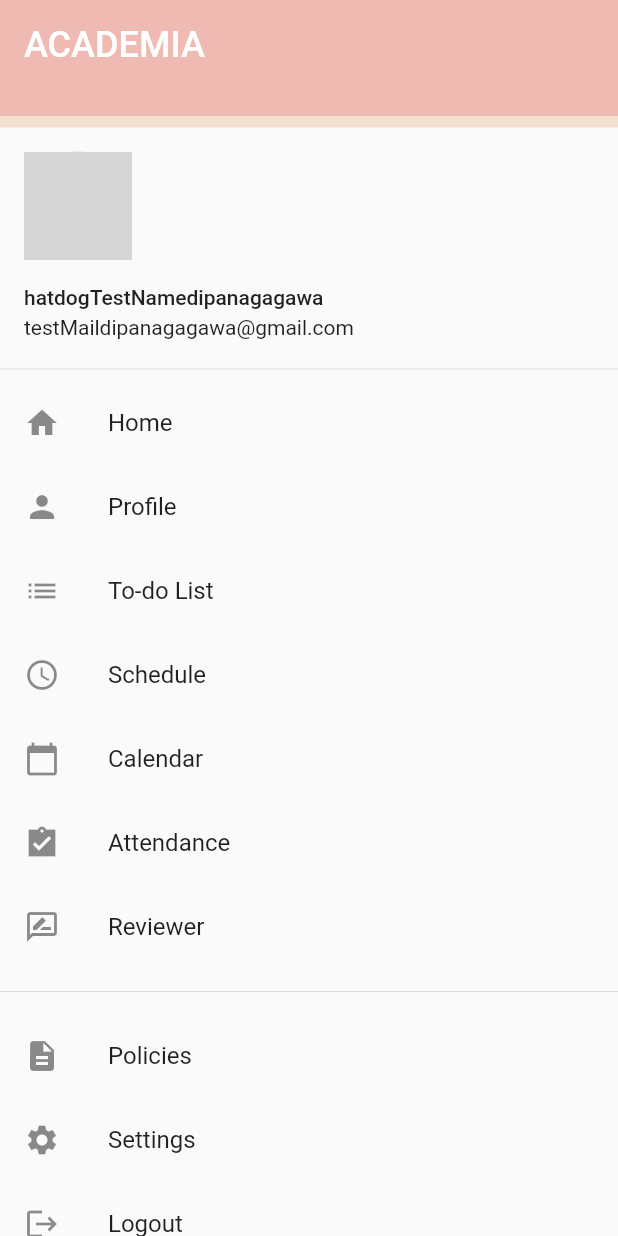
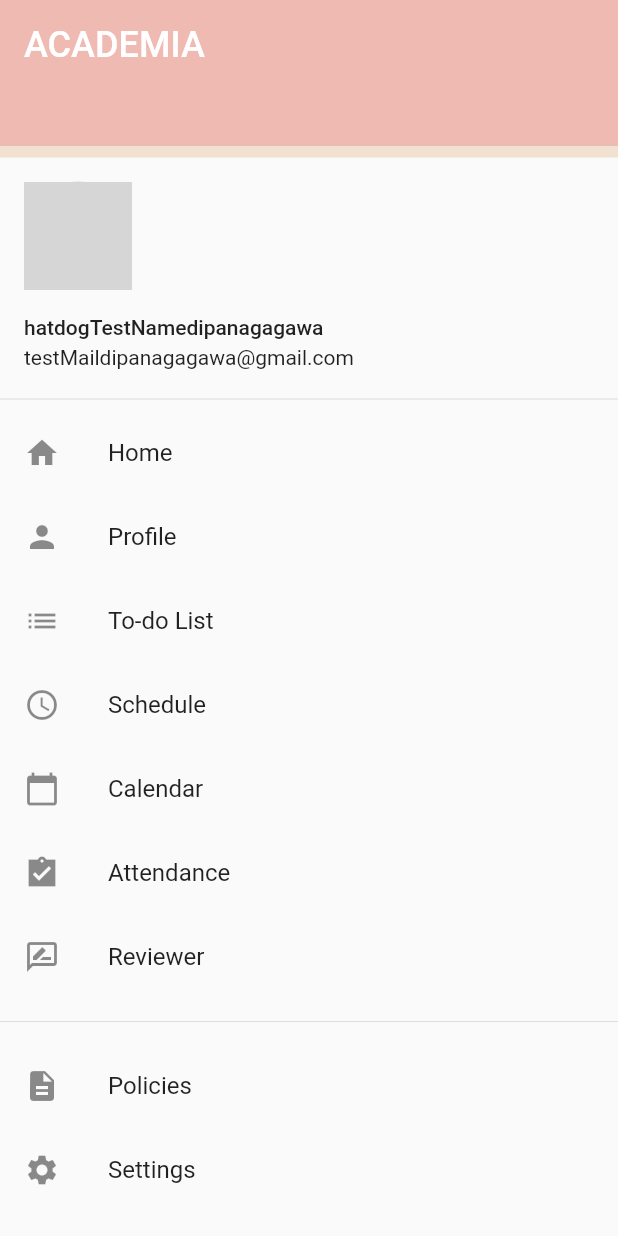
Before and after one commit to juriemaeac/ACADEMIA, a Flutter app: the Navbar screen opened by its route, on a phone screen of 412 x 824 dp. Run offline on Flutter 3.47's test engine with Material 2 defaults, Android fonts, the phone set to English and light mode, and no system bars; our stand-ins replace animated_splash_screen, firebase_auth, firebase_core, flip_card, flutter_signin_button, flutter_slidable and 2 more; accounts and stored records are empty; network calls fail; grey boxes are pictures that could not be loaded.

Commit message:
navbar update

```diff
--- a/project_academia/lib/Navbar.dart
+++ b/project_academia/lib/Navbar.dart
@@ -43,7 +43,7 @@ class Navbar extends StatelessWidget {
               ],
             )
           ),
-          height: 85,
+          height: 105,
             child: DrawerHeader(
               decoration: BoxDecoration(
                 color: Color(0xFFEEBAB2),
```
